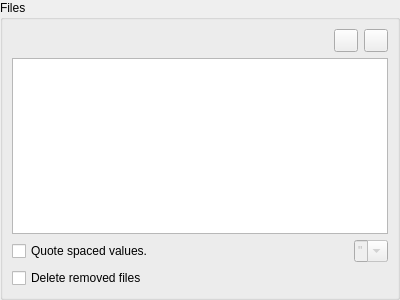
testmana2/mks, file v2/branches/newxup/monkey/src/xupmanager/gui/FilesEditor.ui: the form before one commit.
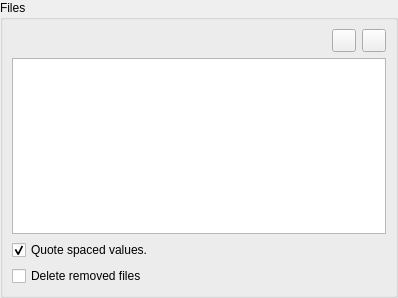
The form after the commit. Icons and pictures are not drawn. Custom widgets are drawn as their Qt base class.

Patch:
```diff
--- a/v2/branches/newxup/monkey/src/xupmanager/gui/FilesEditor.ui
+++ b/v2/branches/newxup/monkey/src/xupmanager/gui/FilesEditor.ui
@@ -6,8 +6,8 @@
    <rect>
     <x>0</x>
     <y>0</y>
-    <width>400</width>
-    <height>300</height>
+    <width>398</width>
+    <height>298</height>
    </rect>
   </property>
   <property name="windowTitle">
@@ -75,48 +75,6 @@
         </property>
        </widget>
       </item>
-      <item row="2" column="0" colspan="3">
-       <widget class="QWidget" name="wQuote" native="true">
-        <layout class="QHBoxLayout" name="horizontalLayout_2">
-         <property name="margin">
-          <number>0</number>
-         </property>
-         <item>
-          <widget class="QCheckBox" name="cbQuoteEnabled">
-           <property name="sizePolicy">
-            <sizepolicy hsizetype="Expanding" vsizetype="Fixed">
-             <horstretch>0</horstretch>
-             <verstretch>0</verstretch>
-            </sizepolicy>
-           </property>
-           <property name="text">
-            <string>Quote spaced values.</string>
-           </property>
-          </widget>
-         </item>
-         <item>
-          <widget class="QComboBox" name="cbQuote">
-           <property name="enabled">
-            <bool>false</bool>
-           </property>
-           <property name="editable">
-            <bool>true</bool>
-           </property>
-           <item>
-            <property name="text">
-             <string notr="true">&quot;</string>
-            </property>
-           </item>
-           <item>
-            <property name="text">
-             <string notr="true">'</string>
-            </property>
-           </item>
-          </widget>
-         </item>
-        </layout>
-       </widget>
-      </item>
       <item row="3" column="0" colspan="3">
        <widget class="QCheckBox" name="cbDeleteEnabled">
         <property name="text">
@@ -124,6 +82,22 @@
         </property>
        </widget>
       </item>
+      <item row="2" column="0" colspan="3">
+       <widget class="QCheckBox" name="cbQuoteEnabled">
+        <property name="sizePolicy">
+         <sizepolicy hsizetype="Expanding" vsizetype="Fixed">
+          <horstretch>0</horstretch>
+          <verstretch>0</verstretch>
+         </sizepolicy>
+        </property>
+        <property name="text">
+         <string>Quote spaced values.</string>
+        </property>
+        <property name="checked">
+         <bool>true</bool>
+        </property>
+       </widget>
+      </item>
      </layout>
     </widget>
    </item>
```
Left out of the diff: 19 changed lines with no effect on the pictures.
